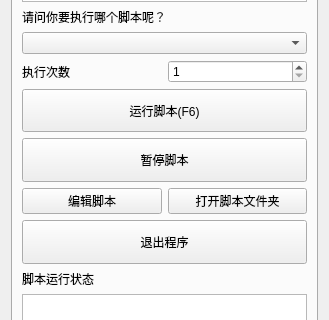
First picture: the form in interaction/auto_key.ui, repository Blushyes/auto-key, before the edit; both pictures show x 0 to 329 and y 180 to 500 of the 329 by 688 pixel window.
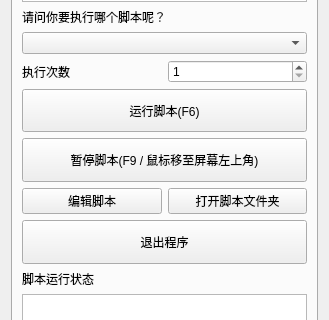
Second picture: the form after the edit.

What changed in the file:
```diff
--- a/interaction/auto_key.ui
+++ b/interaction/auto_key.ui
@@ -107,7 +107,7 @@
           </sizepolicy>
          </property>
          <property name="text">
-          <string>暂停脚本</string>
+          <string>暂停脚本(F9 / 鼠标移至屏幕左上角)</string>
          </property>
         </widget>
        </item>
```
Left out of the diff: 3 changed lines with no effect on the pictures.
